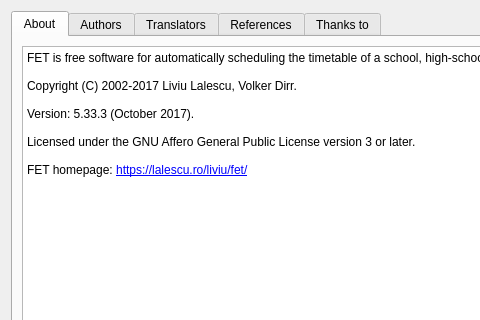
Qt form src/interface/helpaboutform_template.ui (karandit/fet) before a commit; both pictures show x 0 to 480 and y 0 to 320 of the 690 by 430 pixel window.
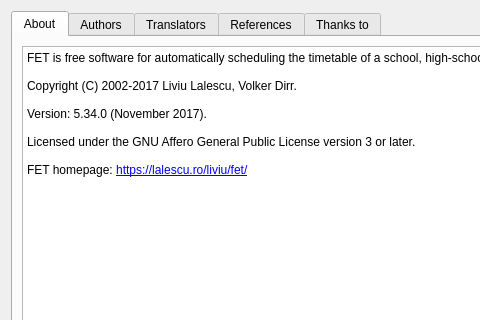
The same form after that commit.

What changed in the file:
```diff
--- a/src/interface/helpaboutform_template.ui
+++ b/src/interface/helpaboutform_template.ui
@@ -53,7 +53,7 @@
 &lt;p style=&quot;-qt-paragraph-type:empty; margin-top:0px; margin-bottom:0px; margin-left:0px; margin-right:0px; -qt-block-indent:0; text-indent:0px; font-family:'Sans Serif'; font-size:9pt;&quot;&gt;&lt;br /&gt;&lt;/p&gt;
 &lt;p style=&quot; margin-top:0px; margin-bottom:0px; margin-left:0px; margin-right:0px; -qt-block-indent:0; text-indent:0px;&quot;&gt;&lt;span style=&quot; font-family:'Sans Serif'; font-size:9pt;&quot;&gt;Copyright (C) 2002-2017 Liviu Lalescu, Volker Dirr.&lt;/span&gt;&lt;/p&gt;
 &lt;p style=&quot;-qt-paragraph-type:empty; margin-top:0px; margin-bottom:0px; margin-left:0px; margin-right:0px; -qt-block-indent:0; text-indent:0px; font-family:'Sans Serif'; font-size:9pt;&quot;&gt;&lt;br /&gt;&lt;/p&gt;
-&lt;p style=&quot; margin-top:0px; margin-bottom:0px; margin-left:0px; margin-right:0px; -qt-block-indent:0; text-indent:0px;&quot;&gt;&lt;span style=&quot; font-family:'Sans Serif'; font-size:9pt;&quot;&gt;Version: 5.33.3 (October 2017).&lt;/span&gt;&lt;/p&gt;
+&lt;p style=&quot; margin-top:0px; margin-bottom:0px; margin-left:0px; margin-right:0px; -qt-block-indent:0; text-indent:0px;&quot;&gt;&lt;span style=&quot; font-family:'Sans Serif'; font-size:9pt;&quot;&gt;Version: 5.34.0 (November 2017).&lt;/span&gt;&lt;/p&gt;
 &lt;p style=&quot;-qt-paragraph-type:empty; margin-top:0px; margin-bottom:0px; margin-left:0px; margin-right:0px; -qt-block-indent:0; text-indent:0px; font-family:'Sans Serif'; font-size:9pt;&quot;&gt;&lt;br /&gt;&lt;/p&gt;
 &lt;p style=&quot; margin-top:0px; margin-bottom:0px; margin-left:0px; margin-right:0px; -qt-block-indent:0; text-indent:0px;&quot;&gt;&lt;span style=&quot; font-family:'Sans Serif'; font-size:9pt;&quot;&gt;Licensed under the GNU Affero General Public License version 3 or later.&lt;/span&gt;&lt;/p&gt;
 &lt;p style=&quot;-qt-paragraph-type:empty; margin-top:0px; margin-bottom:0px; margin-left:0px; margin-right:0px; -qt-block-indent:0; text-indent:0px; font-family:'Sans Serif'; font-size:9pt;&quot;&gt;&lt;br /&gt;&lt;/p&gt;
```
